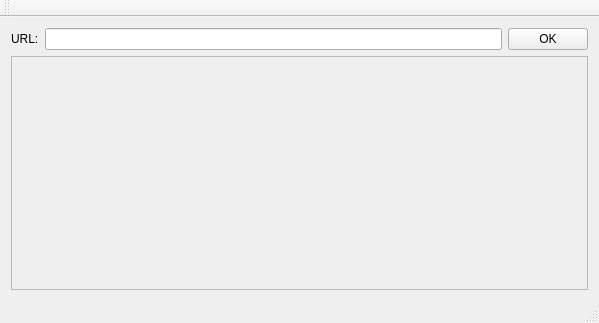
Before: the Qt Designer form mainwindow.ui in ACTIONFENIX/wmd, drawn with Qt 5.
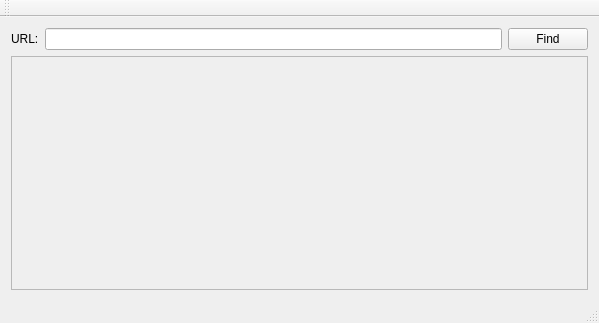
After: the same form once the commit is applied.

What changed in the file:
```diff
--- a/mainwindow.ui
+++ b/mainwindow.ui
@@ -30,7 +30,7 @@
       <item>
        <widget class="QPushButton" name="pushButton">
         <property name="text">
-         <string>OK</string>
+         <string>Find</string>
         </property>
        </widget>
       </item>
```
Left out of the diff: 5 changed lines with no effect on the pictures.
